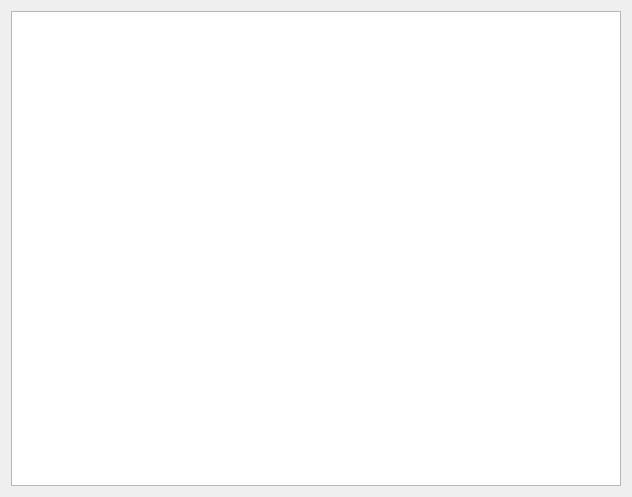
Above: src/libcalamaresui/utils/DebugWindow.ui from calamares/calamares before the change. Below: the same form after it.
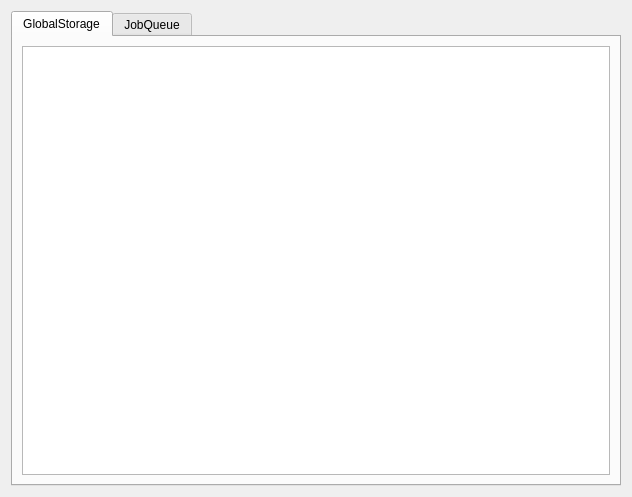
That is the form after the change.

Commit message: Add JobQueue list to DebugWindow

Diff of the .ui file:
```diff
--- a/src/libcalamaresui/utils/DebugWindow.ui
+++ b/src/libcalamaresui/utils/DebugWindow.ui
@@ -15,7 +15,31 @@
   </property>
   <layout class="QVBoxLayout" name="verticalLayout">
    <item>
-    <widget class="QTreeView" name="globalStorageView"/>
+    <widget class="QTabWidget" name="tabWidget">
+     <property name="currentIndex">
+      <number>0</number>
+     </property>
+     <widget class="QWidget" name="tab">
+      <attribute name="title">
+       <string>GlobalStorage</string>
+      </attribute>
+      <layout class="QVBoxLayout" name="verticalLayout_2">
+       <item>
+        <widget class="QTreeView" name="globalStorageView"/>
+       </item>
+      </layout>
+     </widget>
+     <widget class="QWidget" name="tab_2">
+      <attribute name="title">
+       <string>JobQueue</string>
+      </attribute>
+      <layout class="QVBoxLayout" name="verticalLayout_3">
+       <item>
+        <widget class="QTextEdit" name="jobQueueText"/>
+       </item>
+      </layout>
+     </widget>
+    </widget>
    </item>
   </layout>
  </widget>
```
The commit also changes 1 other file.
